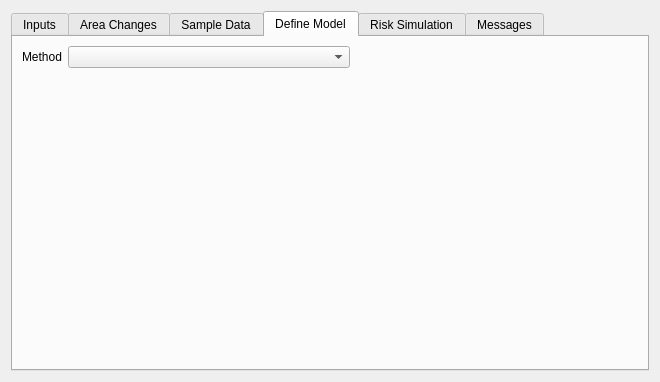
Old version of the form ui/moluscedialogbase.ui in the repository nextgis/qgis_molusce.
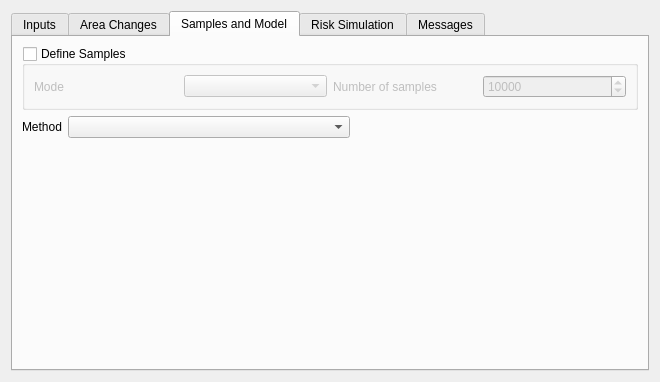
New version of the form. The open tabs and pages were chosen to show the change. Custom widgets are drawn as their Qt base class.

Commit message: remove unnecessary fields from UI put samples and model selection in single tab

```diff
--- a/ui/moluscedialogbase.ui
+++ b/ui/moluscedialogbase.ui
@@ -167,25 +167,71 @@
        </item>
       </layout>
      </widget>
-     <widget class="QWidget" name="tabSamples">
-      <attribute name="title">
-       <string>Sample Data</string>
-      </attribute>
-     </widget>
      <widget class="QWidget" name="tabModel">
       <attribute name="title">
-       <string>Define Model</string>
+       <string>Samples and Model</string>
       </attribute>
       <layout class="QGridLayout" name="gridLayout_3">
-       <item row="0" column="0">
+       <item row="0" column="0" colspan="3">
+        <widget class="QgsCollapsibleGroupBox" name="grpSampling">
+         <property name="title">
+          <string>Define Samples</string>
+         </property>
+         <property name="checkable">
+          <bool>true</bool>
+         </property>
+         <property name="checked">
+          <bool>false</bool>
+         </property>
+         <property name="collapsed" stdset="0">
+          <bool>true</bool>
+         </property>
+         <property name="saveCollapsedState" stdset="0">
+          <bool>true</bool>
+         </property>
+         <property name="saveCheckedState" stdset="0">
+          <bool>true</bool>
+         </property>
+         <layout class="QHBoxLayout" name="horizontalLayout">
+          <item>
+           <widget class="QLabel" name="label_5">
+            <property name="text">
+             <string>Mode</string>
+            </property>
+           </widget>
+          </item>
+          <item>
+           <widget class="QComboBox" name="cmbSamplingMode"/>
+          </item>
+          <item>
+           <widget class="QLabel" name="label_6">
+            <property name="text">
+             <string>Number of samples</string>
+            </property>
+           </widget>
+          </item>
+          <item>
+           <widget class="QSpinBox" name="spnSamplesCount">
+            <property name="maximum">
+             <number>100000000</number>
+            </property>
+            <property name="value">
+             <number>10000</number>
+            </property>
+           </widget>
+          </item>
+         </layout>
+        </widget>
+       </item>
+       <item row="1" column="0">
         <widget class="QLabel" name="label_4">
          <property name="text">
           <string>Method</string>
          </property>
         </widget>
        </item>
-       <item row="0" column="1">
-        <widget class="QComboBox" name="cmbMethod">
+       <item row="1" column="1">
+        <widget class="QComboBox" name="cmbSimulationMethod">
          <property name="sizePolicy">
           <sizepolicy hsizetype="Expanding" vsizetype="Fixed">
            <horstretch>0</horstretch>
@@ -194,7 +240,7 @@
          </property>
         </widget>
        </item>
-       <item row="0" column="2">
+       <item row="1" column="2">
         <spacer name="horizontalSpacer">
          <property name="orientation">
           <enum>Qt::Horizontal</enum>
@@ -207,7 +253,7 @@
          </property>
         </spacer>
        </item>
-       <item row="1" column="0" colspan="3">
+       <item row="2" column="0" colspan="3">
         <widget class="QStackedWidget" name="widgetStackMethods">
          <property name="sizePolicy">
           <sizepolicy hsizetype="Expanding" vsizetype="Expanding">
@@ -445,6 +491,12 @@
    <extends>QTableWidget</extends>
    <header>molusce.moluscetablewidget</header>
   </customwidget>
+  <customwidget>
+   <class>QgsCollapsibleGroupBox</class>
+   <extends>QGroupBox</extends>
+   <header>qgis.gui</header>
+   <container>1</container>
+  </customwidget>
  </customwidgets>
  <resources/>
  <connections/>
```
Left out of the diff: 56 changed lines with no effect on the pictures. The commit also changes 1 other file.
